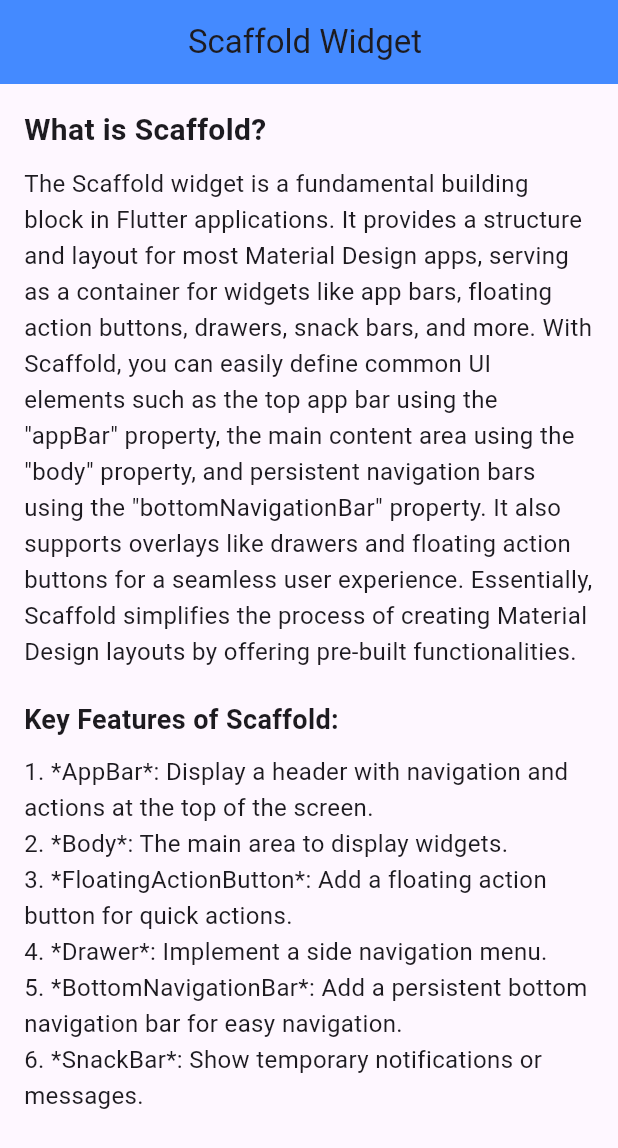
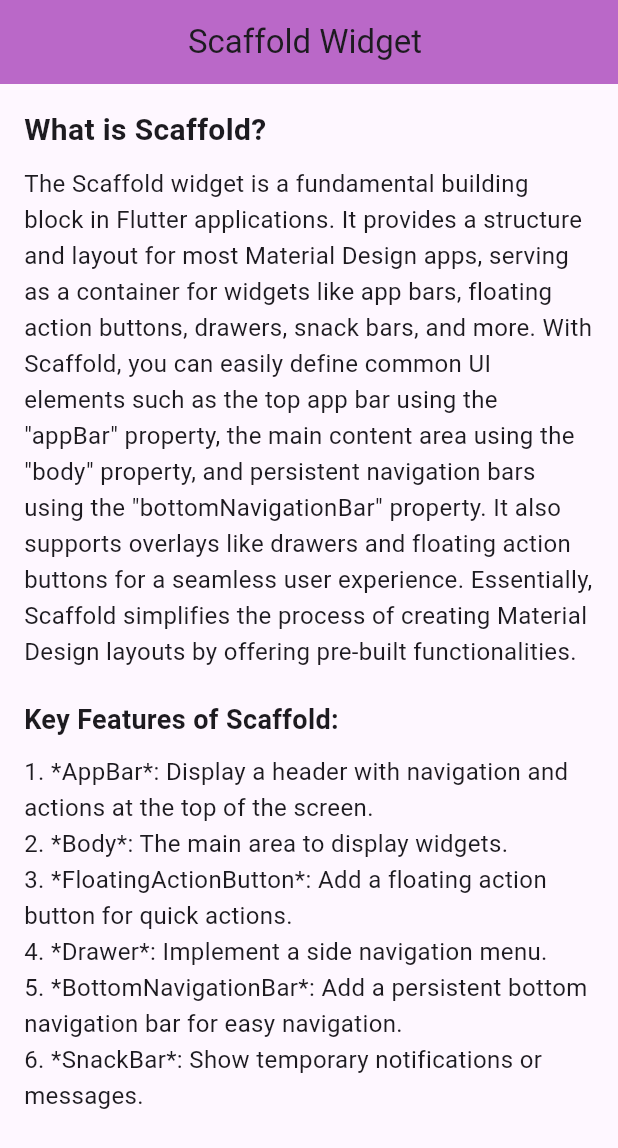
Before and after one commit to mominatufail/WidgetProject, a Flutter app: the screen it shows after launch, on a phone screen of 412 x 824 dp. Shown: the top 1148 px of the screen. Run offline on Flutter 3.47's test engine with Material 3 defaults, Android fonts, the phone set to English and light mode, and no system bars.

Commit message:
code updated

```diff
--- a/lib/ScaffoldWidget.dart
+++ b/lib/ScaffoldWidget.dart
@@ -3,7 +3,7 @@ class ScaffoldScreen extends StatelessWidget {
   @override
   Widget build(BuildContext context) {
     return Scaffold(
-      appBar: AppBar(backgroundColor: Colors.blueAccent,
+      appBar: AppBar(backgroundColor: Colors.purple.shade300,
         title: Center(child: Text('Scaffold Widget ')),
       ),
       body: Padding(
@@ -41,47 +41,6 @@ class ScaffoldScreen extends StatelessWidget {
                 style: TextStyle(fontSize: 16, height: 1.5),
               ),
               SizedBox(height: 20),
-      //         ElevatedButton(
-      //           onPressed: () {
-      //             ScaffoldMessenger.of(context).showSnackBar(
-      //               SnackBar(content: Text('This is a SnackBar!')),
-      //             );
-      //           },
-      //           child: Text('Show SnackBar Example'),
-      //         ),
-      //       ],
-      //     ),
-      //   ),
-      // ),
-      // floatingActionButton: FloatingActionButton(
-      //   onPressed: () {
-      //     ScaffoldMessenger.of(context).showSnackBar(
-      //       SnackBar(content: Text('Floating Action Button Pressed!')),
-      //     );
-      //   },
-      //   child: Icon(Icons.add),
-      // ),
-      // drawer: Drawer(
-      //   child: ListView(
-      //     padding: EdgeInsets.zero,
-      //     children: [
-      //       DrawerHeader(
-      //         decoration: BoxDecoration(
-      //           color: Colors.blue,
-      //         ),
-      //         child: Text(
-      //           'Drawer Header',
-      //           style: TextStyle(color: Colors.white, fontSize: 18),
-      //         ),
-      //       ),
-      //       ListTile(
-      //         title: Text('Item 1'),
-      //         onTap: () {},
-      //       ),
-      //       ListTile(
-      //         title: Text('Item 2'),
-      //         onTap: () {},
-           //),
           ],
         ),
       ),
--- a/lib/Views/Home-View/HomeView.dart
+++ b/lib/Views/Home-View/HomeView.dart
@@ -1,3 +1,4 @@
+import 'package:flutter/cupertino.dart';
 import 'package:flutter/material.dart';
 
 import '../../ScaffoldWidget.dart';
```
